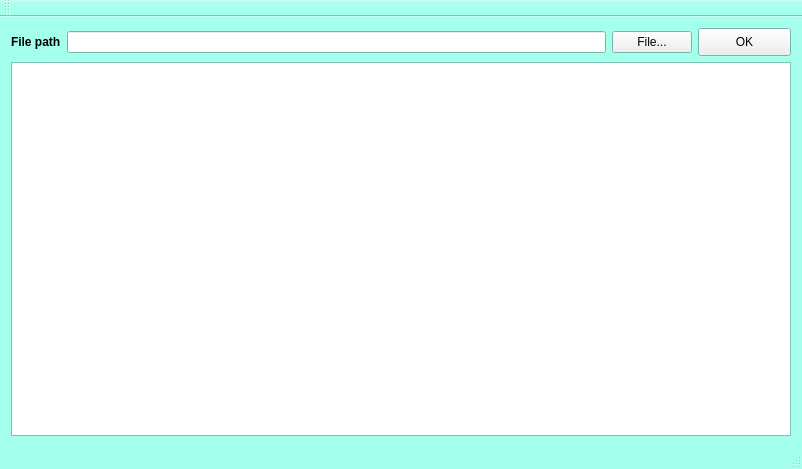
Qt form mainwindow.ui (LupusMs/TextParser) before a commit.
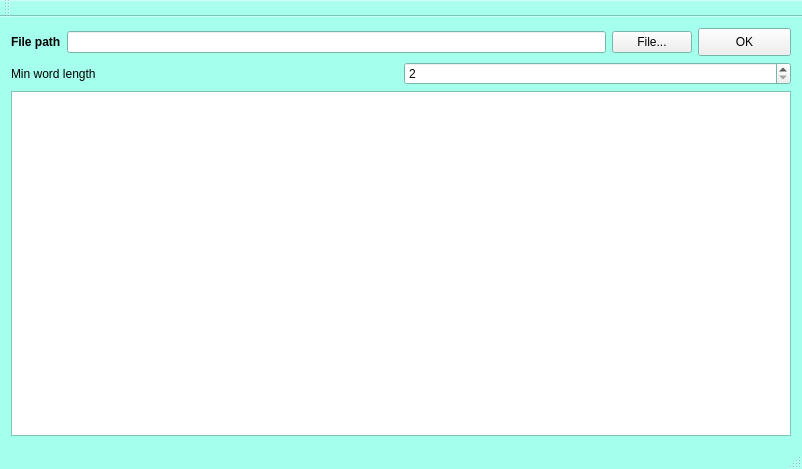
The same form after that commit. Icons and pictures are not drawn.

Commit message: Min words length filter implemented

```diff
--- a/mainwindow.ui
+++ b/mainwindow.ui
@@ -134,6 +134,24 @@
       </item>
      </layout>
     </item>
+    <item>
+     <layout class="QHBoxLayout" name="horizontalLayout_3">
+      <item>
+       <widget class="QLabel" name="label_2">
+        <property name="text">
+         <string>Min word length</string>
+        </property>
+       </widget>
+      </item>
+      <item>
+       <widget class="QSpinBox" name="spinBox">
+        <property name="minimum">
+         <number>2</number>
+        </property>
+       </widget>
+      </item>
+     </layout>
+    </item>
     <item>
      <layout class="QHBoxLayout" name="horizontalLayout_2">
       <item>
```
Left out of the diff: 4 changed lines with no effect on the pictures. The commit also changes 5 other files.
